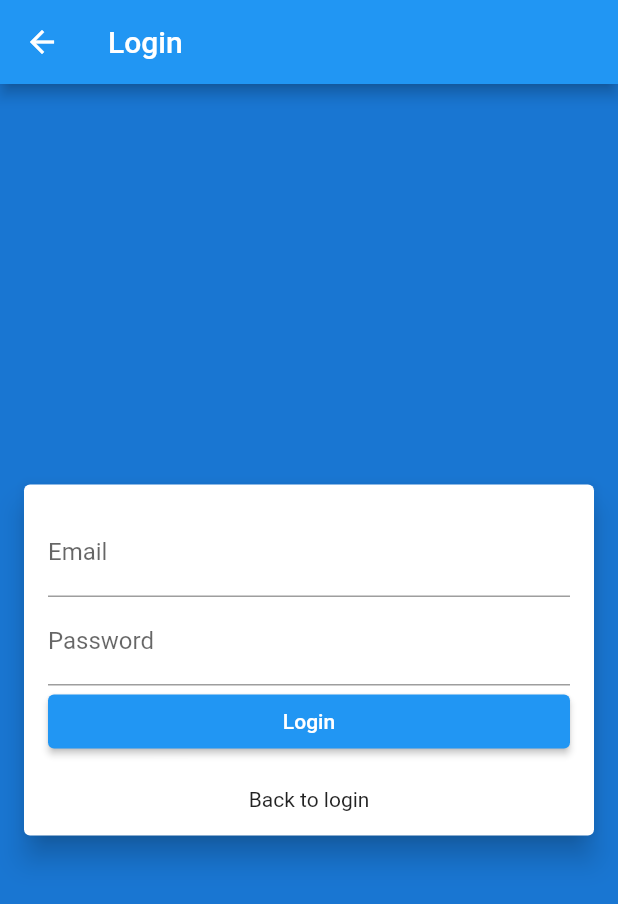
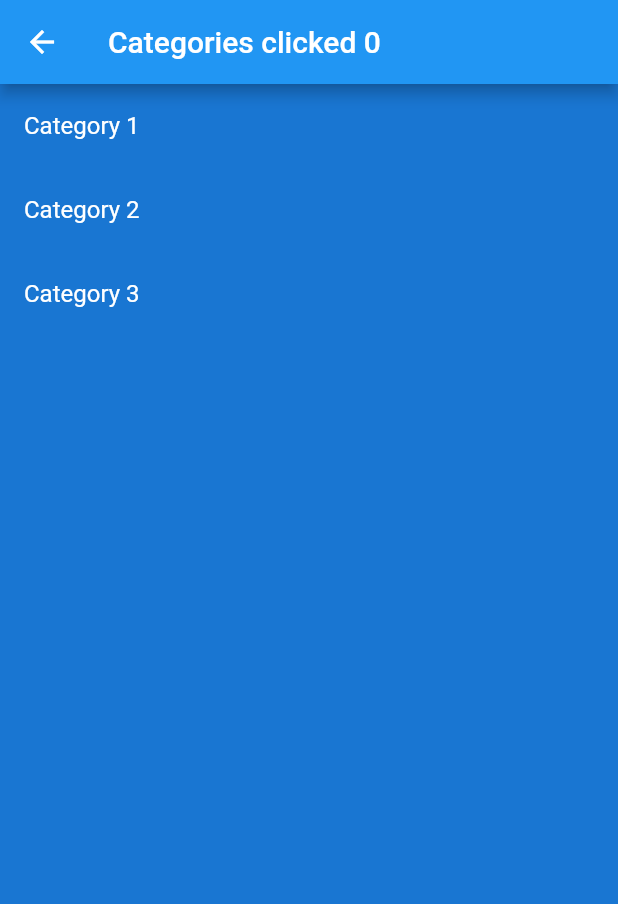
Before and after one commit to SimbakSmart/flutter-api, a Flutter app: the Register screen opened by its route, after a tap on "Login", on a phone screen of 412 x 824 dp. Shown: the top 904 px of the screen. Run offline on Flutter 3.47's test engine with Material 2 defaults, Android fonts, the phone set to English and light mode, and no system bars.

Commit message:
lesson 21 Categories Begin

```diff
--- a/mobile/lib/main.dart
+++ b/mobile/lib/main.dart
@@ -1,5 +1,6 @@
 import 'package:flutter/material.dart';
 import 'package:flutter/scheduler.dart';
+import 'package:mobile/screens/categories.dart';
 import 'package:mobile/screens/login.dart';
 import 'package:mobile/screens/register.dart';
 
@@ -19,7 +20,8 @@ class MyApp extends StatelessWidget {
       home: Login(),
       routes:{
         '/login':(context) => Login(),
-        '/register':(context)=>Register()
+        '/register':(context)=>Register(),
+        '/categories':(context)=>Categories()
       },
 
     );
--- /dev/null
+++ b/mobile/lib/screens/categories.dart
@@ -0,0 +1,58 @@
+import 'package:flutter/material.dart';
+
+class Categories extends StatefulWidget {
+
+
+  @override
+  _CategoriesState createState() {
+    return _CategoriesState();
+  }
+}
+
+class _CategoriesState extends State<Categories> {
+
+  final List<String> categories =<String>[
+    'Category 1',
+    'Category 2',
+    'Category 3'
+  ];
+
+  int clicked =0;
+
+  final String category="My Categories";
+
+  @override
+  void initState() {
+    super.initState();
+  }
+
+  @override
+  void dispose() {
+    super.dispose();
+  }
+
+  @override
+  Widget build(BuildContext context) {
+    // TODO: implement build
+    return Scaffold(
+      appBar: AppBar(
+        title: Text('Categories clicked '+clicked.toString()),
+      ),
+     body: Container(
+       color: Theme.of(context).primaryColorDark,
+       child: Center(
+         child: ListView.builder(
+             itemCount: categories.length,
+             itemBuilder: (BuildContext context, int index){
+           return ListTile(
+             title: Text(categories[index],style: TextStyle(color: Colors.white)),
+             onTap: ()=>setState(() {
+               clicked++;
+             }),
+           );
+    }),
+       ),
+     ),
+    );
+  }
+}
--- a/mobile/lib/screens/register.dart
+++ b/mobile/lib/screens/register.dart
@@ -39,6 +39,13 @@ class _RegisterState extends State<Register> {
                 child: Column(
                   children: <Widget>[
                     TextField(
+                      keyboardType: TextInputType.text,
+                      decoration:InputDecoration(
+                          labelText: 'Name'
+                      ) ,
+                    ),
+
+                    TextField(
                       keyboardType: TextInputType.emailAddress,
                       decoration:InputDecoration(
                           labelText: 'Email'
@@ -51,8 +58,17 @@ class _RegisterState extends State<Register> {
                           labelText: 'Password'
                       ) ,
                     ),
+
+                    TextField(
+                      keyboardType: TextInputType.visiblePassword,
+                      decoration:InputDecoration(
+                          labelText: 'Password confirmation'
+                      ) ,
+                    ),
                     ElevatedButton(
-                      onPressed: ()=>print("login"),
+                      onPressed: (){
+                        Navigator.pushNamed(context, '/categories');
+                      },
                       child: Text('Login'),
                       style: ElevatedButton.styleFrom(
                           minimumSize: Size(double.infinity,36)
```
